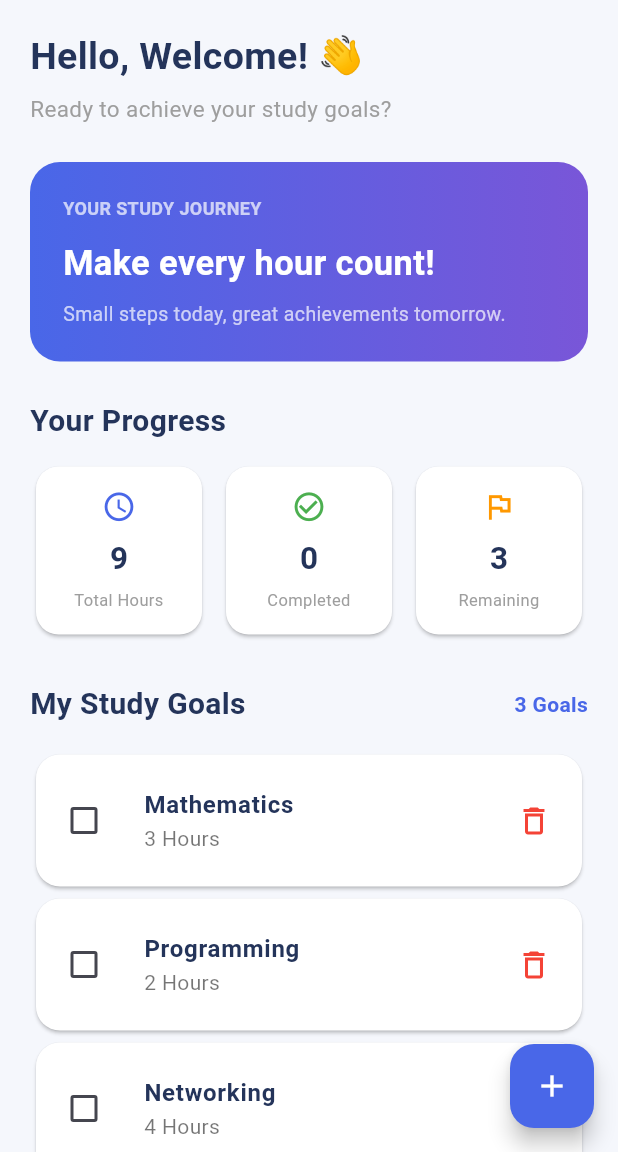
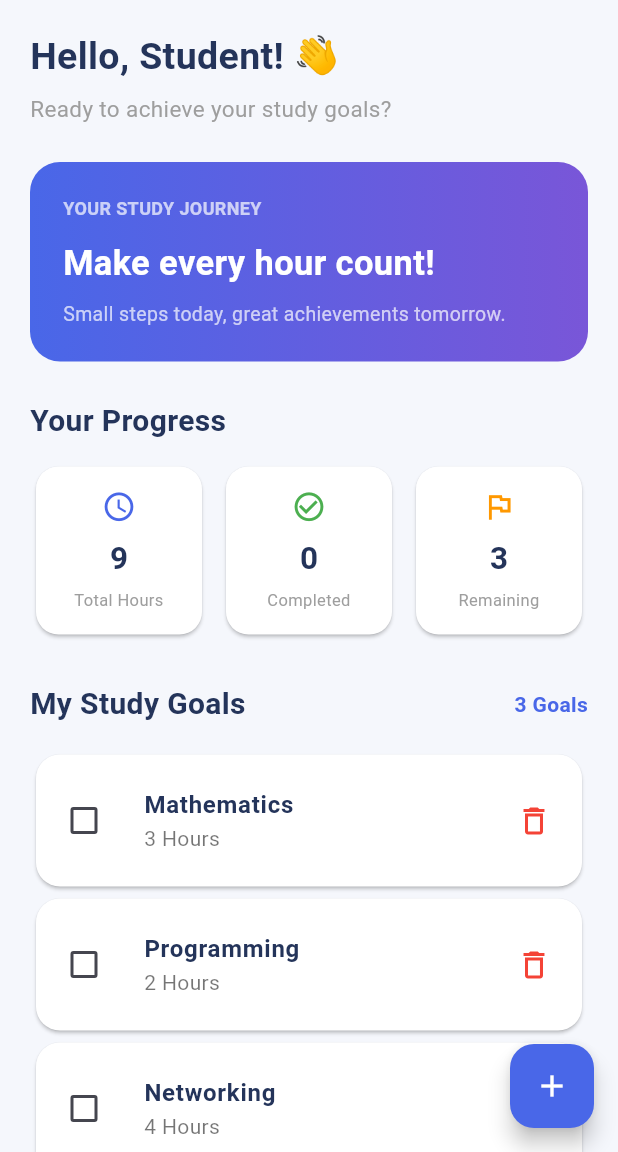
Before and after one commit to germainniyomugabo-crypto/study_planner-Group-7, a Flutter app: the screen it shows after launch, on a phone screen of 412 x 824 dp, the part 84-1236 px from its top. Run offline on Flutter 3.47's test engine with Material 3 defaults, Android fonts, the phone set to English and light mode, and no system bars.

Commit message:
Part 4: bug hunt fixed

```diff
--- a/lib/main.dart
+++ b/lib/main.dart
@@ -127,7 +127,7 @@ class _StudyPlannerScreenState extends State<StudyPlannerScreen> {
 
             // STATIC: Welcome heading
             const Text(
-              'Hello, Welcome! 👋',
+              'Hello, Student! 👋',
               style: TextStyle(
                 fontSize: 25,
                 fontWeight: FontWeight.bold,
```
